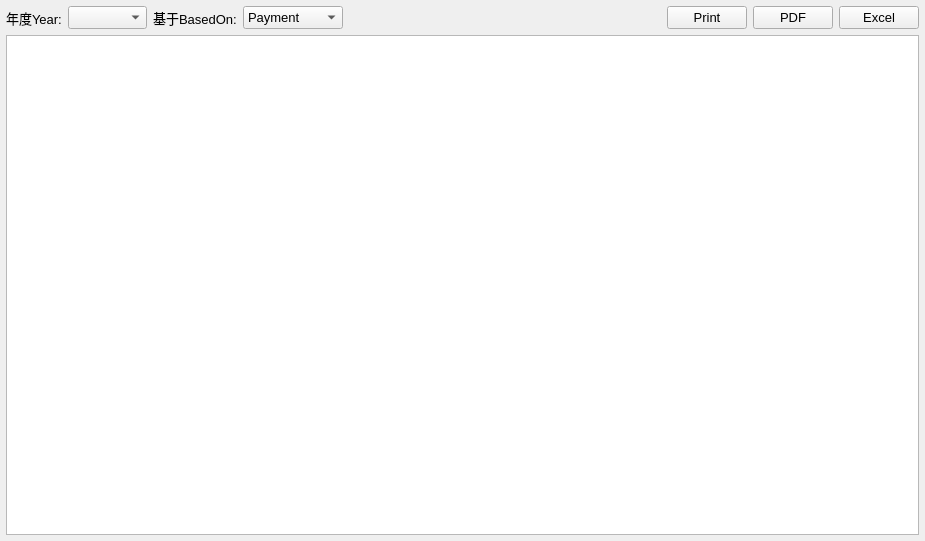
First picture: the form in Ui/FormReport_Day.ui, repository golden7602/zion, before the edit.
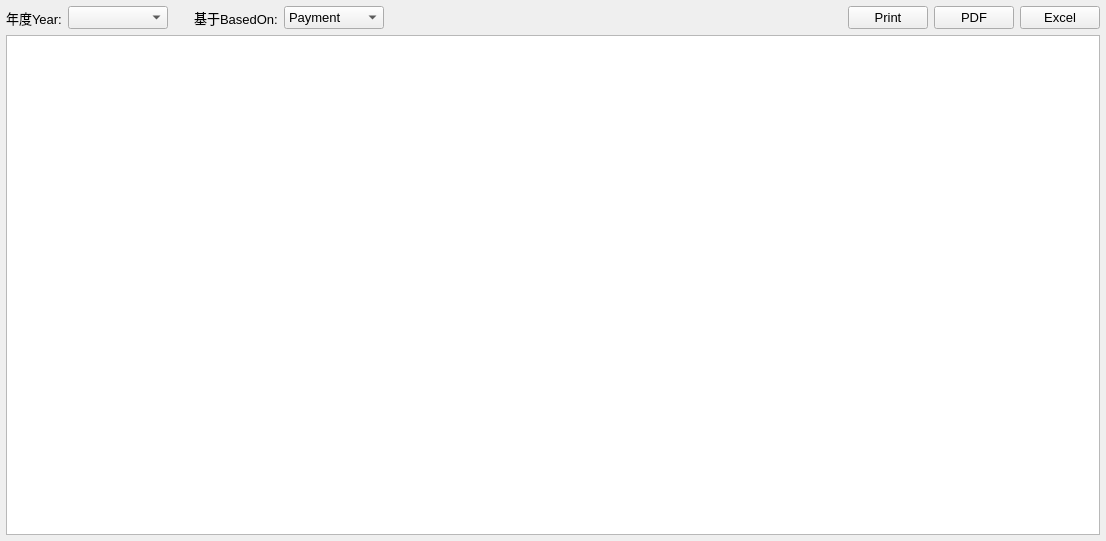
Second picture: the form after the edit. Icons and pictures are not drawn.

What changed in the file:
```diff
--- a/Ui/FormReport_Day.ui
+++ b/Ui/FormReport_Day.ui
@@ -6,7 +6,7 @@
    <rect>
     <x>0</x>
     <y>0</y>
-    <width>925</width>
+    <width>1106</width>
     <height>541</height>
    </rect>
   </property>
@@ -44,7 +44,39 @@
         </widget>
        </item>
        <item>
-        <widget class="QComboBox" name="comboBox"/>
+        <widget class="QComboBox" name="cbo_year">
+         <property name="minimumSize">
+          <size>
+           <width>100</width>
+           <height>0</height>
+          </size>
+         </property>
+         <property name="autoFillBackground">
+          <bool>false</bool>
+         </property>
+         <property name="locale">
+          <locale language="Chinese" country="China"/>
+         </property>
+         <property name="modelColumn">
+          <number>0</number>
+         </property>
+        </widget>
+       </item>
+       <item>
+        <spacer name="horizontalSpacer_2">
+         <property name="orientation">
+          <enum>Qt::Horizontal</enum>
+         </property>
+         <property name="sizeType">
+          <enum>QSizePolicy::Fixed</enum>
+         </property>
+         <property name="sizeHint" stdset="0">
+          <size>
+           <width>20</width>
+           <height>20</height>
+          </size>
+         </property>
+        </spacer>
        </item>
        <item>
         <widget class="QLabel" name="label_3">
@@ -54,7 +86,13 @@
         </widget>
        </item>
        <item>
-        <widget class="QComboBox" name="comboBox_2">
+        <widget class="QComboBox" name="cbo_base">
+         <property name="minimumSize">
+          <size>
+           <width>100</width>
+           <height>0</height>
+          </size>
+         </property>
          <item>
           <property name="text">
            <string>Payment</string>
@@ -143,6 +181,15 @@
        <height>250</height>
       </size>
      </property>
+     <attribute name="verticalHeaderVisible">
+      <bool>false</bool>
+     </attribute>
+     <attribute name="verticalHeaderDefaultSectionSize">
+      <number>30</number>
+     </attribute>
+     <attribute name="verticalHeaderMinimumSectionSize">
+      <number>25</number>
+     </attribute>
     </widget>
    </item>
   </layout>
```
